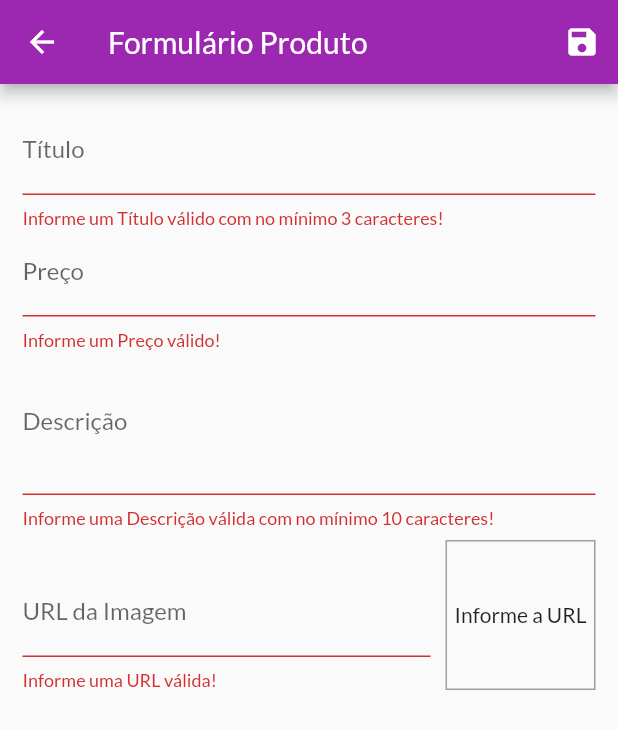
After one commit to MateusONunes/udemy_flutter_leonardoleitao_appShop, a Flutter app: the ProductFormScreen screen opened by its route, after a tap on the "save" icon, on a phone screen of 412 x 824 dp. The commit adds this screen. Shown: the top 729 px of the screen. Run offline on Flutter 3.47's test engine with Material 2 defaults, Android fonts, the phone set to English and light mode, and no system bars; network calls fail.

Commit message:
Acrescentado versão final da seção "9: Trabalhando com Formulários"

```diff
--- a/lib/main.dart
+++ b/lib/main.dart
@@ -7,6 +7,8 @@ import './views/products_overview_screen.dart';
 import './views/product_detail_screen.dart';
 import './views/cart_screen.dart';
 import './views/orders_screen.dart';
+import './views/products_screen.dart';
+import './views/product_form_screen.dart';
 
 import './providers/products.dart';
 import './providers/cart.dart';
@@ -42,6 +44,8 @@ class MyApp extends StatelessWidget {
           AppRoutes.PRODUCT_DETAIL: (ctx) => ProductDetailScreen(),
           AppRoutes.CART: (ctx) => CartScreen(),
           AppRoutes.ORDERS: (ctx) => OrdersScreen(),
+          AppRoutes.PRODUCTS: (ctx) => ProductsScreen(),
+          AppRoutes.PRODUCT_FORM: (ctx) => ProductFormScreen(),
         },
       ),
     );
--- a/lib/providers/product.dart
+++ b/lib/providers/product.dart
@@ -9,7 +9,7 @@ class Product with ChangeNotifier {
   bool isFavorite;
 
   Product({
-    @required this.id,
+    this.id,
     @required this.title,
     @required this.description,
     @required this.price,
@@ -18,12 +18,6 @@ class Product with ChangeNotifier {
   });
 
   void toggleFavorite() {
-    /*
-      https://www.udemy.com/course/curso-flutter/learn/lecture/19443466#questions
-      213. Marcando Produto como Favorito
-      ChangeNotfy
-    */
-
     isFavorite = !isFavorite;
     notifyListeners();
   }
--- a/lib/utils/app_routes.dart
+++ b/lib/utils/app_routes.dart
@@ -3,4 +3,6 @@ class AppRoutes {
   static const PRODUCT_DETAIL = '/product-detail';
   static const CART = '/cart';
   static const ORDERS = '/orders';
+  static const PRODUCTS = '/products';
+  static const PRODUCT_FORM = '/product-form';
 }
--- /dev/null
+++ b/lib/views/product_form_screen.dart
@@ -0,0 +1,236 @@
+import 'package:flutter/material.dart';
+import 'package:provider/provider.dart';
+
+import '../providers/product.dart';
+import '../providers/products.dart';
+
+class ProductFormScreen extends StatefulWidget {
+  @override
+  _ProductFormScreenState createState() => _ProductFormScreenState();
+}
+
+class _ProductFormScreenState extends State<ProductFormScreen> {
+  final _priceFocusNode = FocusNode();
+  final _descriptionFocusNode = FocusNode();
+  final _imageUrlFocusNode = FocusNode();
+  final _imageUrlController = TextEditingController();
+  final _form = GlobalKey<FormState>();
+  final _formData = Map<String, Object>();
+
+  @override
+  void initState() {
+    super.initState();
+    _imageUrlFocusNode.addListener(_updateImage);
+  }
+
+  @override
+  void didChangeDependencies() {
+    super.didChangeDependencies();
+
+    if (_formData.isEmpty) {
+      final product = ModalRoute.of(context).settings.arguments as Product;
+
+      if(product != null) {
+        _formData['id'] = product.id;
+        _formData['title'] = product.title;
+        _formData['description'] = product.description;
+        _formData['price'] = product.price;
+        _formData['imageUrl'] = product.imageUrl;
+
+        _imageUrlController.text = _formData['imageUrl'];
+      } else {
+        _formData['price'] = '';
+      }
+    }
+  }
+
+  void _updateImage() {
+    if (isValidImageUrl(_imageUrlController.text)) {
+      setState(() {});
+    }
+  }
+
+  bool isValidImageUrl(String url) {
+    bool startWithHttp = url.toLowerCase().startsWith('http://');
+    bool startWithHttps = url.toLowerCase().startsWith('https://');
+    bool endsWithPng = url.toLowerCase().endsWith('.png');
+    bool endsWithJpg = url.toLowerCase().endsWith('.jpg');
+    bool endsWithJpeg = url.toLowerCase().endsWith('.jpeg');
+    return (startWithHttp || startWithHttps) &&
+        (endsWithPng || endsWithJpg || endsWithJpeg);
+  }
+
+  @override
+  void dispose() {
+    super.dispose();
+    _priceFocusNode.dispose();
+    _descriptionFocusNode.dispose();
+    _imageUrlFocusNode.removeListener(_updateImage);
+    _imageUrlFocusNode.dispose();
+  }
+
+  void _saveForm() {
+    var isValid = _form.currentState.validate();
+
+    if (!isValid) {
+      return;
+    }
+
+    _form.currentState.save();
+
+    final product = Product(
+      id: _formData['id'],
+      title: _formData['title'],
+      price: _formData['price'],
+      description: _formData['description'],
+      imageUrl: _formData['imageUrl'],
+    );
+
+    final products = Provider.of<Products>(context, listen: false);
+    if(_formData['id'] == null) {
+      products.addProduct(product);
+    } else {
+      products.updateProduct(product);
+    }
+    Navigator.of(context).pop();
+  }
+
+  @override
+  Widget build(BuildContext context) {
+    return Scaffold(
+      appBar: AppBar(
+        title: Text('Formulário Produto'),
+        actions: <Widget>[
+          IconButton(
+            icon: Icon(Icons.save),
+            onPressed: () {
+              _saveForm();
+            },
+          )
+        ],
+      ),
+      body: Padding(
+        padding: const EdgeInsets.all(15.0),
+        child: Form(
+          key: _form,
+          child: ListView(
+            children: <Widget>[
+              TextFormField(
+                initialValue: _formData['title'],
+                decoration: InputDecoration(labelText: 'Título'),
+                textInputAction: TextInputAction.next,
+                onFieldSubmitted: (_) {
+                  FocusScope.of(context).requestFocus(_priceFocusNode);
+                },
+                onSaved: (value) => _formData['title'] = value,
+                validator: (value) {
+                  bool isEmpty = value.trim().isEmpty;
+                  bool isInvalid = value.trim().length < 3;
+
+                  if (isEmpty || isInvalid) {
+                    return 'Informe um Título válido com no mínimo 3 caracteres!';
+                  }
+
+                  return null;
+                },
+              ),
+              TextFormField(
+                initialValue: _formData['price'].toString(),
+                decoration: InputDecoration(labelText: 'Preço'),
+                textInputAction: TextInputAction.next,
+                focusNode: _priceFocusNode,
+                keyboardType: TextInputType.numberWithOptions(
+                  decimal: true,
+                ),
+                onFieldSubmitted: (_) {
+                  FocusScope.of(context).requestFocus(_descriptionFocusNode);
+                },
+                onSaved: (value) => _formData['price'] = double.parse(value),
+                validator: (value) {
+                  bool isEmpty = value.trim().isEmpty;
+                  var newPrice = double.tryParse(value);
+                  bool isInvalid = newPrice == null || newPrice <= 0;
+
+                  if (isEmpty || isInvalid) {
+                    return 'Informe um Preço válido!';
+                  }
+
+                  return null;
+                },
+              ),
+              TextFormField(
+                initialValue: _formData['description'],
+                decoration: InputDecoration(labelText: 'Descrição'),
+                maxLines: 3,
+                keyboardType: TextInputType.multiline,
+                focusNode: _descriptionFocusNode,
+                onSaved: (value) => _formData['description'] = value,
+                validator: (value) {
+                  bool isEmpty = value.trim().isEmpty;
+                  bool isInvalid = value.trim().length < 10;
+
+                  if (isEmpty || isInvalid) {
+                    return 'Informe uma Descrição válida com no mínimo 10 caracteres!';
+                  }
+
+                  return null;
+                },
+              ),
+              Row(
+                crossAxisAlignment: CrossAxisAlignment.end,
+                children: <Widget>[
+                  Expanded(
+                    child: TextFormField(
+                      decoration: InputDecoration(labelText: 'URL da Imagem'),
+                      keyboardType: TextInputType.url,
+                      textInputAction: TextInputAction.done,
+                      focusNode: _imageUrlFocusNode,
+                      controller: _imageUrlController,
+                      onFieldSubmitted: (_) {
+                        _saveForm();
+                      },
+                      onSaved: (value) => _formData['imageUrl'] = value,
+                      validator: (value) {
+                        bool isEmpty = value.trim().isEmpty;
+                        bool isInvalid = !isValidImageUrl(value);
+
+                        if (isEmpty || isInvalid) {
+                          return 'Informe uma URL válida!';
+                        }
+
+                        return null;
+                      },
+                    ),
+                  ),
+                  Container(
+                    height: 100,
+                    width: 100,
+                    margin: EdgeInsets.only(
+                      top: 8,
+                      left: 10,
+                    ),
+                    decoration: BoxDecoration(
+                      border: Border.all(
+                        color: Colors.grey,
+                        width: 1,
+                      ),
+                    ),
+                    alignment: Alignment.center,
+                    child: _imageUrlController.text.isEmpty
+                        ? Text('Informe a URL')
+                        : FittedBox(
+                            child: Image.network(
+                              _imageUrlController.text,
+                              fit: BoxFit.cover,
+                            ),
+                          ),
+                  ),
+                ],
+              ),
+            ],
+          ),
+        ),
+      ),
+    );
+  }
+}
--- a/lib/widgets/product_grid.dart
+++ b/lib/widgets/product_grid.dart
@@ -1,7 +1,7 @@
 import 'package:flutter/material.dart';
 import 'package:provider/provider.dart';
 
-import '../widgets/product_item.dart';
+import '../widgets/product_grid_item.dart';
 import '../providers/products.dart';
 
 class ProductGrid extends StatelessWidget {
@@ -21,7 +21,7 @@ class ProductGrid extends StatelessWidget {
       itemCount: products.length,
       itemBuilder: (ctx, i) => ChangeNotifierProvider.value(
         value: products[i],
-        child: ProductItem(),
+        child: ProductGridItem(),
       ),
       gridDelegate: SliverGridDelegateWithFixedCrossAxisCount(
         crossAxisCount: 2,
```
Also changed, not shown: lib/providers/cart.dart (+23 -0 lines), lib/providers/products.dart (+34 -2 lines), lib/views/products_overview_screen.dart (+0 -11 lines), lib/views/products_screen.dart (added, +43 -0 lines), lib/widgets/app_drawer.dart (+10 -0 lines), lib/widgets/cart_item_widget.dart (+22 -0 lines), lib/widgets/product_grid_item.dart (added, +70 -0 lines), lib/widgets/product_item.dart (+49 -39 lines), 2 other files.
